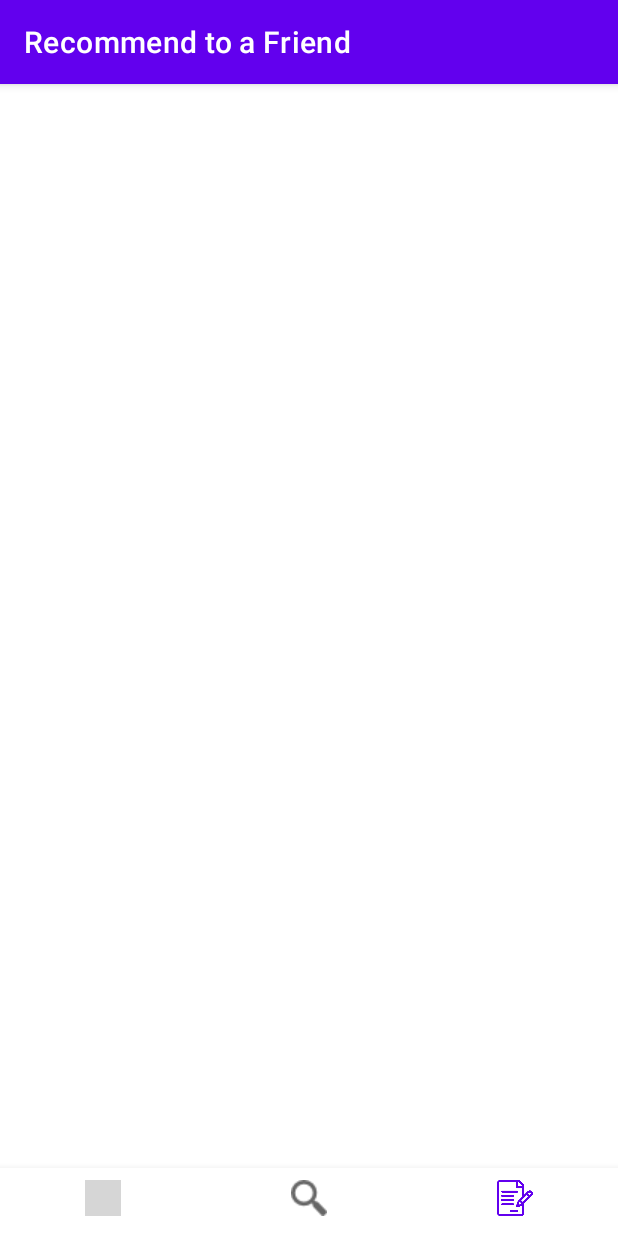
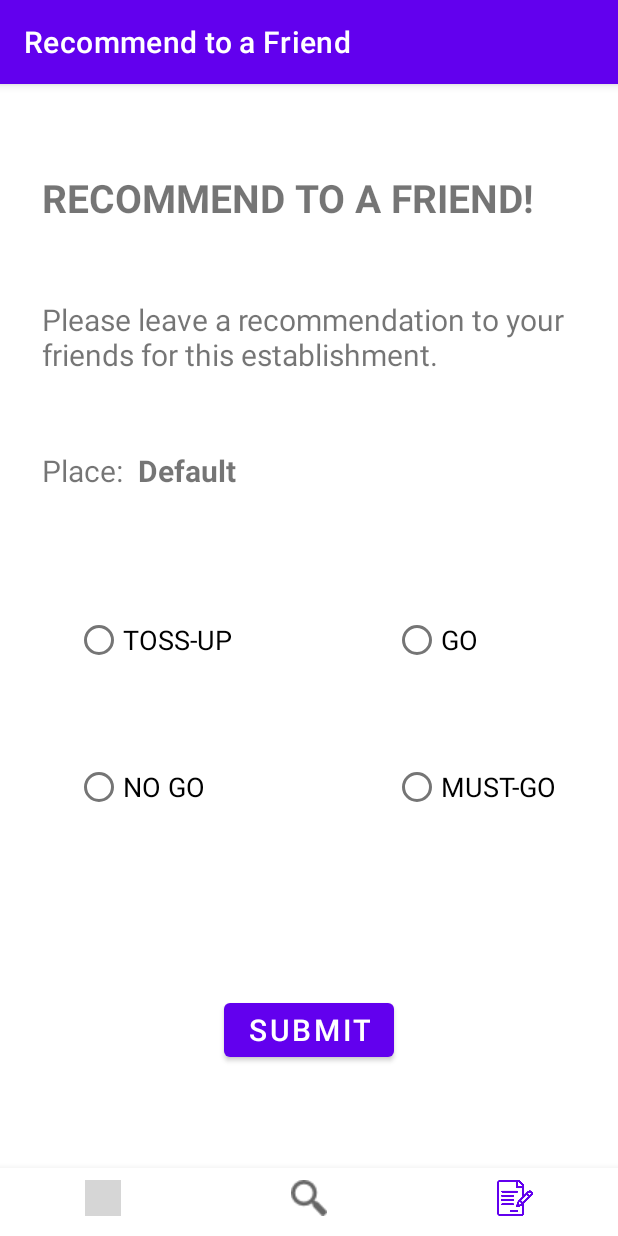
Before and after one commit to emern/r2f, an Android app: the ReviewFragment screen opened through its navigation route, on a phone screen of 412 x 824 dp. Run offline under Robolectric (Android 15) with nearby library versions, the phone set to English and light mode, and no system bars; our stand-ins replace navigation-ui; libraries missing offline, so code that uses them is left out: org.osmdroid.api, org.osmdroid.config, org.osmdroid.util, org.osmdroid.views; 18 statements that could not run were skipped; grey boxes are pictures that could not be loaded.

Commit message:
added recommend to a friend page with non-functional buttons

```diff
--- a/client/app/src/main/res/layout/fragment_review.xml
+++ b/client/app/src/main/res/layout/fragment_review.xml
@@ -8,16 +8,124 @@
     android:background="@color/white">
 
     <TextView
+        android:id="@+id/review_title"
+        android:layout_width="match_parent"
+        android:layout_height="wrap_content"
+        android:layout_marginStart="28dp"
+        android:layout_marginBottom="50dp"
+        android:text="@string/review_title_string"
+        android:textAllCaps="true"
+        android:textSize="26dp"
+        android:textStyle="bold"
+        app:layout_constraintBottom_toTopOf="@+id/review_text"
+        app:layout_constraintStart_toStartOf="parent" />
+
+    <TextView
         android:id="@+id/review_text"
         android:layout_width="match_parent"
         android:layout_height="wrap_content"
-        android:layout_marginStart="8dp"
-        android:layout_marginTop="8dp"
-        android:layout_marginEnd="8dp"
-        android:textAlignment="center"
+        android:layout_marginStart="28dp"
+        android:layout_marginEnd="28dp"
+        android:text="@string/review_text_string"
+        android:textAllCaps="false"
         android:textSize="20sp"
         app:layout_constraintBottom_toBottomOf="parent"
         app:layout_constraintEnd_toEndOf="parent"
         app:layout_constraintStart_toStartOf="parent"
-        app:layout_constraintTop_toTopOf="parent" />
+        app:layout_constraintTop_toTopOf="parent"
+        app:layout_constraintVertical_bias="0.2" />
+
+    <TextView
+        android:id="@+id/res_spec_text"
+        android:layout_width="wrap_content"
+        android:layout_height="wrap_content"
+        android:layout_marginStart="28dp"
+        android:layout_marginTop="50dp"
+        android:text="Place: "
+        android:textSize="20sp"
+        app:layout_constraintStart_toStartOf="parent"
+        app:layout_constraintTop_toBottomOf="@+id/review_text" />
+
+    <TextView
+        android:id="@+id/res_place_text"
+        android:layout_width="wrap_content"
+        android:layout_height="wrap_content"
+        android:layout_marginStart="5dp"
+        android:layout_marginTop="50dp"
+        android:text="@string/place_string"
+        android:textSize="20sp"
+        android:textStyle="bold"
+        app:layout_constraintStart_toEndOf="@+id/res_spec_text"
+        app:layout_constraintTop_toBottomOf="@+id/review_text" />
+
+    <RadioGroup
+        android:orientation="horizontal"
+        android:layout_height="wrap_content"
+        android:layout_width="wrap_content">
+
+    </RadioGroup>
+
+    <RadioButton
+        android:id="@+id/nogo_btn"
+        android:layout_width="wrap_content"
+        android:layout_height="wrap_content"
+        android:layout_marginStart="50dp"
+        android:layout_marginTop="50dp"
+        android:onClick="onRadioButtonClicked"
+        android:text="No Go"
+        android:textAllCaps="true"
+        android:textSize="18dp"
+        app:layout_constraintStart_toStartOf="parent"
+        app:layout_constraintTop_toBottomOf="@+id/tossup_btn" />
+
+    <RadioButton
+        android:id="@+id/tossup_btn"
+        android:layout_width="wrap_content"
+        android:layout_height="wrap_content"
+        android:layout_marginStart="50dp"
+        android:layout_marginTop="75dp"
+        android:onClick="onRadioButtonClicked"
+        android:text="Toss-Up"
+        android:textAllCaps="true"
+        android:textSize="18dp"
+        app:layout_constraintStart_toStartOf="parent"
+        app:layout_constraintTop_toBottomOf="@+id/res_spec_text" />
+
+    <RadioButton
+        android:id="@+id/mustgo_btn"
+        android:layout_width="wrap_content"
+        android:layout_height="wrap_content"
+        android:layout_marginStart="-150dp"
+        android:layout_marginTop="50dp"
+        android:onClick="onRadioButtonClicked"
+        android:text="Must-Go"
+        android:textAllCaps="true"
+        android:textSize="18dp"
+        app:layout_constraintStart_toEndOf="parent"
+        app:layout_constraintTop_toBottomOf="@+id/go_btn" />
+
+    <RadioButton
+        android:id="@+id/go_btn"
+        android:layout_width="wrap_content"
+        android:layout_height="wrap_content"
+        android:layout_marginStart="-150dp"
+        android:layout_marginTop="75dp"
+        android:onClick="onRadioButtonClicked"
+        android:text="Go"
+        android:textAllCaps="true"
+        android:textSize="18dp"
+        app:layout_constraintStart_toEndOf="parent"
+        app:layout_constraintTop_toBottomOf="@+id/res_spec_text" />
+
+    <Button
+        android:id="@+id/button"
+        android:layout_width="wrap_content"
+        android:layout_height="wrap_content"
+        android:text="SUBMIT"
+        android:textSize="20sp"
+        app:layout_constraintBottom_toBottomOf="parent"
+        app:layout_constraintEnd_toEndOf="parent"
+        app:layout_constraintStart_toStartOf="parent"
+        app:layout_constraintTop_toBottomOf="@+id/nogo_btn" />
+
 </androidx.constraintlayout.widget.ConstraintLayout>
--- a/client/app/src/main/res/navigation/mobile_navigation.xml
+++ b/client/app/src/main/res/navigation/mobile_navigation.xml
@@ -8,18 +8,18 @@
     <fragment
         android:id="@+id/navigation_home"
         android:name="com.cherniav.r2f.ui.map.MapFragment"
-        android:label="@string/title_home"
+        android:label="@string/title_map"
         tools:layout="@layout/fragment_home" />
 
     <fragment
         android:id="@+id/navigation_dashboard"
         android:name="com.cherniav.r2f.ui.search.SearchFragment"
-        android:label="@string/title_dashboard"
+        android:label="@string/title_search"
         tools:layout="@layout/fragment_search" />
 
     <fragment
         android:id="@+id/navigation_notifications"
         android:name="com.cherniav.r2f.ui.review.ReviewFragment"
-        android:label="@string/title_notifications"
+        android:label="@string/title_reviews"
         tools:layout="@layout/fragment_review" />
 </navigation>
--- a/client/app/src/main/res/values/strings.xml
+++ b/client/app/src/main/res/values/strings.xml
@@ -1,6 +1,9 @@
 <resources>
     <string name="app_name">r2f</string>
-    <string name="title_home">Map</string>
-    <string name="title_dashboard">Search</string>
-    <string name="title_notifications">Recommend to a Friend</string>
+    <string name="title_map">Map</string>
+    <string name="title_search">Search</string>
+    <string name="title_reviews">Recommend to a Friend</string>
+    <string name="review_title_string">Recommend to a Friend!</string>
+    <string name="review_text_string">Please leave a recommendation to your friends for this establishment.</string>
+    <string name="place_string">Default</string>
 </resources>
```
